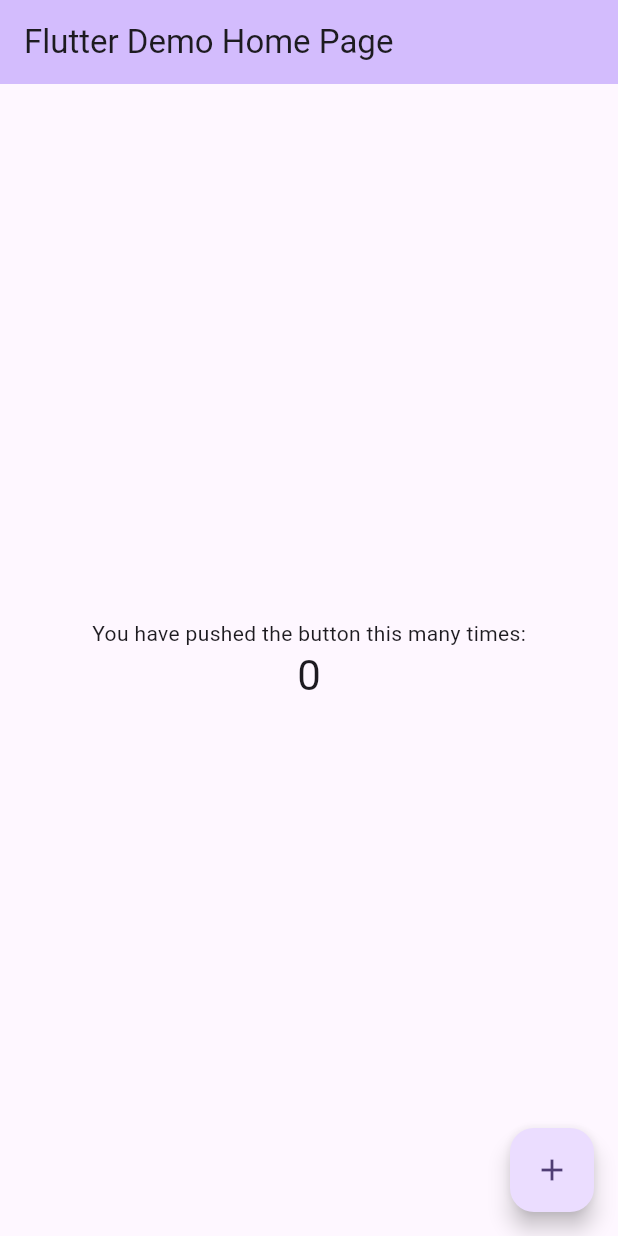
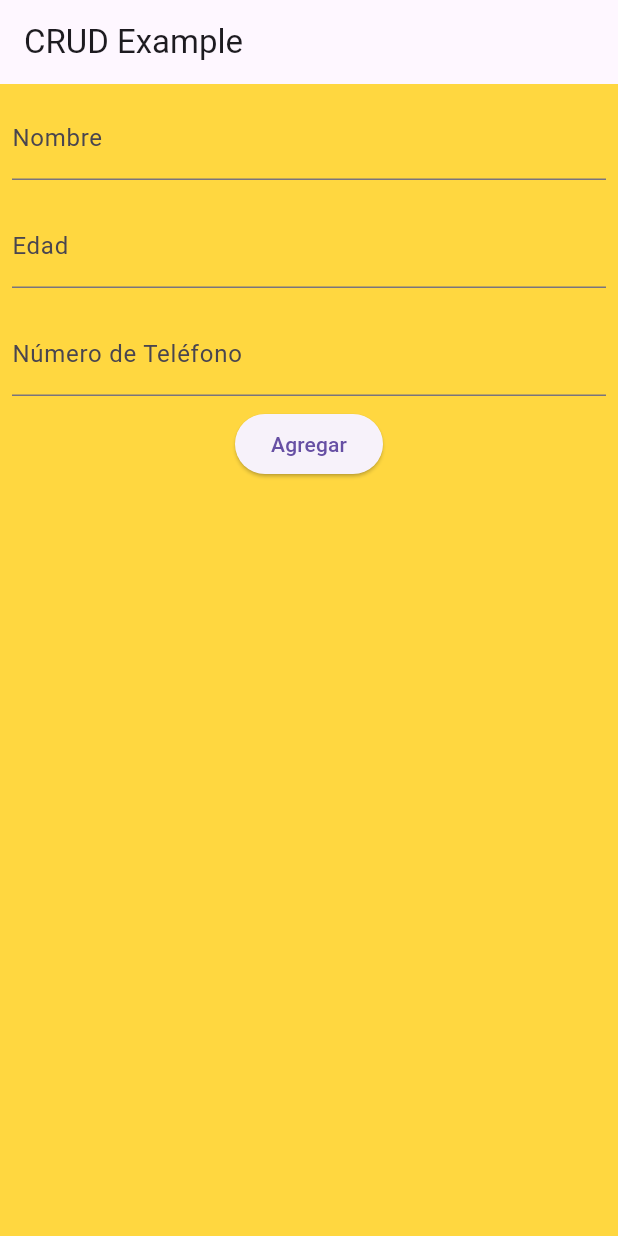
Before and after one commit to LukeDevNation/flutter_sqflite_crud_app_tutorial, a Flutter app: the screen it shows after launch, on a phone screen of 412 x 824 dp. Run offline on Flutter 3.47's test engine with Material 3 defaults, Android fonts, the phone set to English and light mode, and no system bars; our stand-ins replace sqflite, sqflite_common_ffi; accounts and stored records are empty.

Commit message:
Add Structure MVVM

```diff
--- a/lib/main.dart
+++ b/lib/main.dart
@@ -1,125 +1,37 @@
+import 'package:crud_sqflite/views/home_page.dart';
 import 'package:flutter/material.dart';
+import 'package:flutter/foundation.dart';
+import 'package:provider/provider.dart';
+import 'package:sqflite_common_ffi/sqflite_ffi.dart';
+import 'dart:io';
+import 'package:crud_sqflite/viewmodels/home_viewmodel.dart';
 
 void main() {
-  runApp(const MyApp());
+  // Initialize sqfliteFfi for non-web platforms (Windows, Linux, or macOS)
+  if (!kIsWeb && (Platform.isWindows || Platform.isLinux || Platform.isMacOS)) {
+    sqfliteFfiInit();
+    databaseFactory = databaseFactoryFfi;
+  }
+
+  runApp(
+    ChangeNotifierProvider(
+      create: (context) => HomeViewModel(),
+      child: const MyApp(),
+    ),
+  );
 }
 
 class MyApp extends StatelessWidget {
   const MyApp({super.key});
 
-  // This widget is the root of your application.
   @override
   Widget build(BuildContext context) {
-    return MaterialApp(
-      title: 'Flutter Demo',
-      theme: ThemeData(
-        // This is the theme of your application.
-        //
-        // TRY THIS: Try running your application with "flutter run". You'll see
-        // the application has a purple toolbar. Then, without quitting the app,
-        // try changing the seedColor in the colorScheme below to Colors.green
-        // and then invoke "hot reload" (save your changes or press the "hot
-        // reload" button in a Flutter-supported IDE, or press "r" if you used
-        // the command line to start the app).
-        //
-        // Notice that the counter didn't reset back to zero; the application
-        // state is not lost during the reload. To reset the state, use hot
-        // restart instead.
-        //
-        // This works for code too, not just values: Most code changes can be
-        // tested with just a hot reload.
-        colorScheme: ColorScheme.fromSeed(seedColor: Colors.deepPurple),
-        useMaterial3: true,
-      ),
-      home: const MyHomePage(title: 'Flutter Demo Home Page'),
+
+    return const MaterialApp(
+      // Disable the debug banner in the app
+      debugShowCheckedModeBanner: false,
+      title: 'CRUD Example',
+      home: HomePage(),
     );
   }
 }
-
-class MyHomePage extends StatefulWidget {
-  const MyHomePage({super.key, required this.title});
-
-  // This widget is the home page of your application. It is stateful, meaning
-  // that it has a State object (defined below) that contains fields that affect
-  // how it looks.
-
-  // This class is the configuration for the state. It holds the values (in this
-  // case the title) provided by the parent (in this case the App widget) and
-  // used by the build method of the State. Fields in a Widget subclass are
-  // always marked "final".
-
-  final String title;
-
-  @override
-  State<MyHomePage> createState() => _MyHomePageState();
-}
-
-class _MyHomePageState extends State<MyHomePage> {
-  int _counter = 0;
-
-  void _incrementCounter() {
-    setState(() {
-      // This call to setState tells the Flutter framework that something has
-      // changed in this State, which causes it to rerun the build method below
-      // so that the display can reflect the updated values. If we changed
-      // _counter without calling setState(), then the build method would not be
-      // called again, and so nothing would appear to happen.
-      _counter++;
-    });
-  }
-
-  @override
-  Widget build(BuildContext context) {
-    // This method is rerun every time setState is called, for instance as done
-    // by the _incrementCounter method above.
-    //
-    // The Flutter framework has been optimized to make rerunning build methods
-    // fast, so that you can just rebuild anything that needs updating rather
-    // than having to individually change instances of widgets.
-    return Scaffold(
-      appBar: AppBar(
-        // TRY THIS: Try changing the color here to a specific color (to
-        // Colors.amber, perhaps?) and trigger a hot reload to see the AppBar
-        // change color while the other colors stay the same.
-        backgroundColor: Theme.of(context).colorScheme.inversePrimary,
-        // Here we take the value from the MyHomePage object that was created by
-        // the App.build method, and use it to set our appbar title.
-        title: Text(widget.title),
-      ),
-      body: Center(
-        // Center is a layout widget. It takes a single child and positions it
-        // in the middle of the parent.
-        child: Column(
-          // Column is also a layout widget. It takes a list of children and
-          // arranges them vertically. By default, it sizes itself to fit its
-          // children horizontally, and tries to be as tall as its parent.
-          //
-          // Column has various properties to control how it sizes itself and
-          // how it positions its children. Here we use mainAxisAlignment to
-          // center the children vertically; the main axis here is the vertical
-          // axis because Columns are vertical (the cross axis would be
-          // horizontal).
-          //
-          // TRY THIS: Invoke "debug painting" (choose the "Toggle Debug Paint"
-          // action in the IDE, or press "p" in the console), to see the
-          // wireframe for each widget.
-          mainAxisAlignment: MainAxisAlignment.center,
-          children: <Widget>[
-            const Text(
-              'You have pushed the button this many times:',
-            ),
-            Text(
-              '$_counter',
-              style: Theme.of(context).textTheme.headlineMedium,
-            ),
-          ],
-        ),
-      ),
-      floatingActionButton: FloatingActionButton(
-        onPressed: _incrementCounter,
-        tooltip: 'Increment',
-        child: const Icon(Icons.add),
-      ), // This trailing comma makes auto-formatting nicer for build methods.
-    );
-  }
-}
--- /dev/null
+++ b/lib/models/data_model.dart
@@ -0,0 +1,28 @@
+class DataModel {
+  final int? id;
+  final String name;
+  final int age;
+  final String phoneNumber;
+
+  DataModel({this.id, required this.name, required this.age, required this.phoneNumber});
+
+  // Convertir de Map a DataModel
+  factory DataModel.fromMap(Map<String, dynamic> map) {
+    return DataModel(
+      id: map['id'],
+      name: map['Name'],
+      age: map['Age'],
+      phoneNumber: map['PhoneNumber'],
+    );
+  }
+
+  // Convertir de DataModel a Map
+  Map<String, dynamic> toMap() {
+    return {
+      'id': id,
+      'Name': name,
+      'Age': age,
+      'PhoneNumber': phoneNumber,
+    };
+  }
+}
--- /dev/null
+++ b/lib/views/home_page.dart
@@ -0,0 +1,81 @@
+import 'package:flutter/material.dart';
+import 'package:provider/provider.dart';
+import 'package:crud_sqflite/viewmodels/home_viewmodel.dart';
+
+class HomePage extends StatelessWidget {
+  const HomePage({super.key});
+
+  @override
+  Widget build(BuildContext context) {
+    final homeViewModel = Provider.of<HomeViewModel>(context);
+
+    return Scaffold(
+      backgroundColor: Colors.amberAccent,
+      appBar: AppBar(title: const Text('CRUD Example')),
+      body: Column(
+        children: [
+          Padding(
+            padding: const EdgeInsets.all(8.0),
+            child: TextField(
+              //controller: _nameController,
+              decoration: const InputDecoration(labelText: 'Nombre'),
+            ),
+          ),
+          Padding(
+            padding: const EdgeInsets.all(8.0),
+            child: TextField(
+              //controller: _ageController,
+              decoration: const InputDecoration(labelText: 'Edad'),
+              keyboardType: TextInputType.number,
+            ),
+          ),
+          Padding(
+            padding: const EdgeInsets.all(8.0),
+            child: TextField(
+              //controller: _phoneController,
+              decoration:
+                  const InputDecoration(labelText: 'Número de Teléfono'),
+            ),
+          ),
+          // Formularios de entrada
+          // (campos para agregar datos como antes)
+          ElevatedButton(
+            onPressed: () {
+              // Lógica para agregar datos
+            },
+            child: const Text('Agregar'),
+          ),
+          Expanded(
+            child: ListView.builder(
+              itemCount: homeViewModel.dataList.length,
+              itemBuilder: (context, index) {
+                final item = homeViewModel.dataList[index];
+                return ListTile(
+                  title: Text(item.name),
+                  subtitle: Text('Edad: ${item.age}, Teléfono: ${item.phoneNumber}'),
+                  trailing: Row(
+                    mainAxisSize: MainAxisSize.min,
+                    children: [
+                      IconButton(
+                        icon: const Icon(Icons.edit),
+                        onPressed: () {
+                          // Lógica para editar
+                        },
+                      ),
+                      IconButton(
+                        icon: const Icon(Icons.delete),
+                        onPressed: () {
+                          homeViewModel.deleteData(item.id!);
+                        },
+                      ),
+                    ],
+                  ),
+                );
+              },
+            ),
+          ),
+        ],
+      ),
+    );
+  }
+}
--- a/pubspec.yaml
+++ b/pubspec.yaml
@@ -35,6 +35,10 @@ dependencies:
   # The following adds the Cupertino Icons font to your application.
   # Use with the CupertinoIcons class for iOS style icons.
   cupertino_icons: ^1.0.8
+  sqflite: ^2.4.1
+  sqflite_common_ffi: ^2.3.4+3
+  path: ^1.9.0
+  provider: ^6.1.2
 
 dev_dependencies:
   flutter_test:
```
Also changed, not shown: lib/models/local_database.dart (added, +51 -0 lines), lib/viewmodels/home_viewmodel.dart (added, +51 -0 lines), pubspec.lock, 3 other files.
